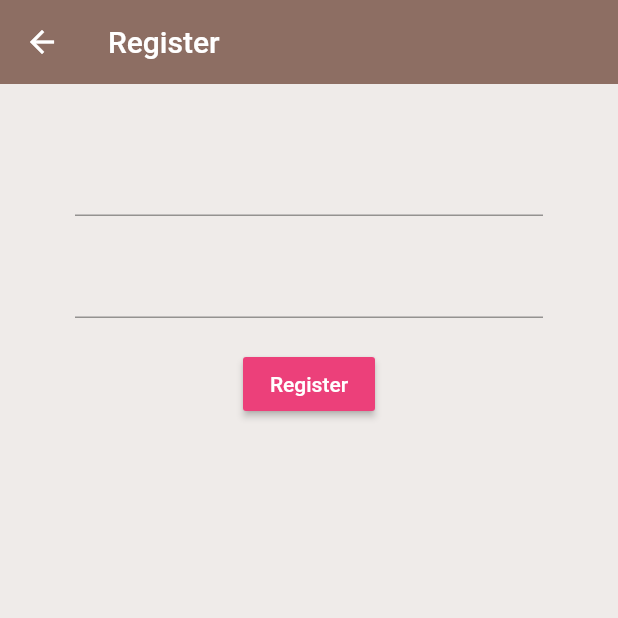
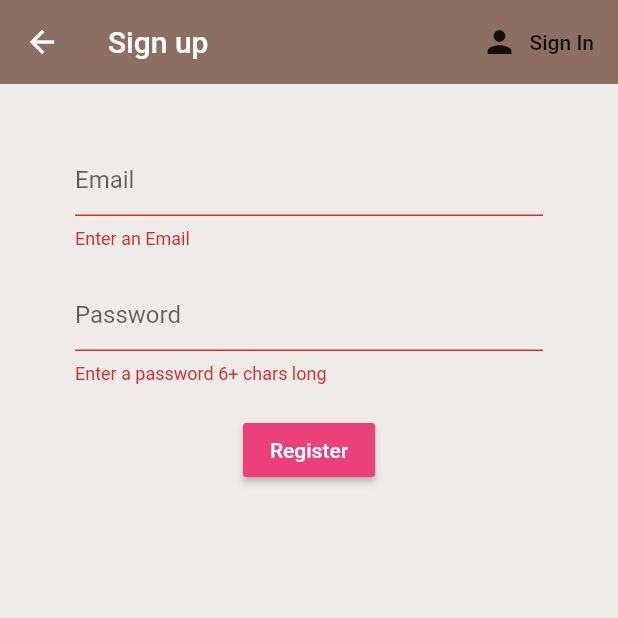
Before and after one commit to Vinayak-Bhardwaj/Authentication, a Flutter app: the Register screen opened directly, after a tap on "Register", on a phone screen of 412 x 824 dp, the top half of it. Run offline on Flutter 3.47's test engine with Material 2 defaults, Android fonts, the phone set to English and light mode, and no system bars; our stand-ins replace firebase_auth, flutter_spinkit; accounts and stored records are empty.

Commit message:
My Second Commit

```diff
--- a/lib/screens/authenticate/register.dart
+++ b/lib/screens/authenticate/register.dart
@@ -1,7 +1,13 @@
 import 'package:authentication/services/auth.dart';
+import 'package:authentication/shared/constants.dart';
+import 'package:authentication/shared/loading.dart';
 import 'package:flutter/material.dart';
 
 class Register extends StatefulWidget {
+
+  final Function toggleView;
+  Register({ this.toggleView});
+
   @override
   _RegisterState createState() => _RegisterState();
 }
@@ -9,27 +15,42 @@ class Register extends StatefulWidget {
 class _RegisterState extends State<Register> {
 
   final AuthService _auth = AuthService();
+  final _formKey = GlobalKey<FormState>();
+  bool loading = false;
 
   //text field state
   String email = '';
   String password = '';
+  String error = '';
 
   @override
   Widget build(BuildContext context) {
-    return Scaffold(
+    return loading ? Loading() : Scaffold(
       backgroundColor: Colors.brown[50],
       appBar: AppBar(
         backgroundColor: Colors.brown[400],
         elevation: 0.0,
-        title: Text('Register'),
+        title: Text('Sign up'),
+        actions: <Widget>[
+          FlatButton.icon(
+            icon: Icon(Icons.person),
+            label:Text('Sign In'),
+            onPressed: () {
+              widget.toggleView();
+            },
+          )
+        ],
       ),
       body: Container(
         padding: EdgeInsets.symmetric(vertical: 20.0,horizontal: 50.0),
         child: Form(
+          key: _formKey,
           child: Column(
               children:<Widget>[
                 SizedBox(height: 20.0),
                 TextFormField(
+                    decoration: textInputDecoration.copyWith(hintText: 'Email'),
+                  validator: (val) => val.isEmpty ? 'Enter an Email' : null,
                     onChanged: (val){
                       setState(() => email = val);
 
@@ -37,6 +58,8 @@ class _RegisterState extends State<Register> {
                 ),
                 SizedBox(height: 20.0),
                 TextFormField(
+                    decoration: textInputDecoration.copyWith(hintText: 'Password'),
+                    validator: (val) => val.length < 6 ? 'Enter a password 6+ chars long' : null,
                     obscureText: true,
                     onChanged: (val){
                       setState(() => password = val);
@@ -51,12 +74,25 @@ class _RegisterState extends State<Register> {
                     style: TextStyle(color: Colors.white),
                   ),
                   onPressed: () async{
-                    print(email);
-                    print(password);
+                    if(_formKey.currentState.validate()){
+                      setState(() => loading = true);
+                      dynamic result = await _auth.registerWithEmailAndPassword(email, password);
+                      if(result == null){
+                        setState(() {
+                          error = 'please supply a valid email';
+                          loading = false;
+                        });
 
+                      }
+                    }
                   },
+                ),
+                SizedBox(height: 12.0),
+                Text(
+                  error,
+                  style: TextStyle(color : Colors.red, fontSize: 14.0),
                 )
-              ]
+              ],
           ),
         ),
       ),
--- a/lib/services/auth.dart
+++ b/lib/services/auth.dart
@@ -33,9 +33,27 @@ class AuthService {
 
   }
   //Sign In with email and password
-
+  Future signInWithEmailAndPassword(String email,String password) async {
+    try{
+      AuthResult result = await _auth.signInWithEmailAndPassword(email: email, password: password);
+      FirebaseUser user = result.user;
+      return _userFromFirebaseUser(user);
+    }catch(e){
+      print(e.toString());
+      return null;
+    }
+  }
   //register with email and password
-
+  Future registerWithEmailAndPassword(String email,String password) async {
+    try{
+      AuthResult result = await _auth.createUserWithEmailAndPassword(email: email, password: password);
+      FirebaseUser user = result.user;
+      return _userFromFirebaseUser(user);
+    }catch(e){
+      print(e.toString());
+      return null;
+    }
+  }
   //sign out
 
   Future signOut() async{
--- /dev/null
+++ b/lib/shared/constants.dart
@@ -0,0 +1,10 @@
+import 'package:flutter/material.dart';
+
+const textInputDecoration = InputDecoration(
+  enabledBorder: OutlineInputBorder(
+    borderSide: BorderSide(color: Colors.brown,width:2.0)
+  ),
+  focusedBorder: OutlineInputBorder(
+    borderSide: BorderSide(color: Colors.brown,width:2.0)
+  ),
+);
--- a/pubspec.yaml
+++ b/pubspec.yaml
@@ -31,6 +31,7 @@ dependencies:
   firebase_auth: ^0.16.1
   cloud_firestore: ^0.13.7
   provider: ^4.1.3
+  flutter_spinkit: "^4.1.2"
 
 
 dev_dependencies:
```
Also changed, not shown: lib/screens/authenticate/authenticate.dart (+12 -3 lines), lib/screens/authenticate/sign_in.dart (+40 -3 lines), lib/shared/loading.dart (added, +17 -0 lines), pubspec.lock.
